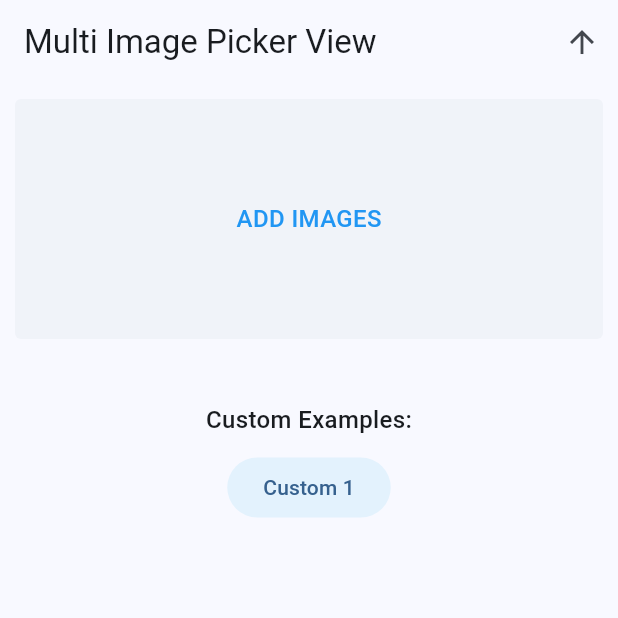
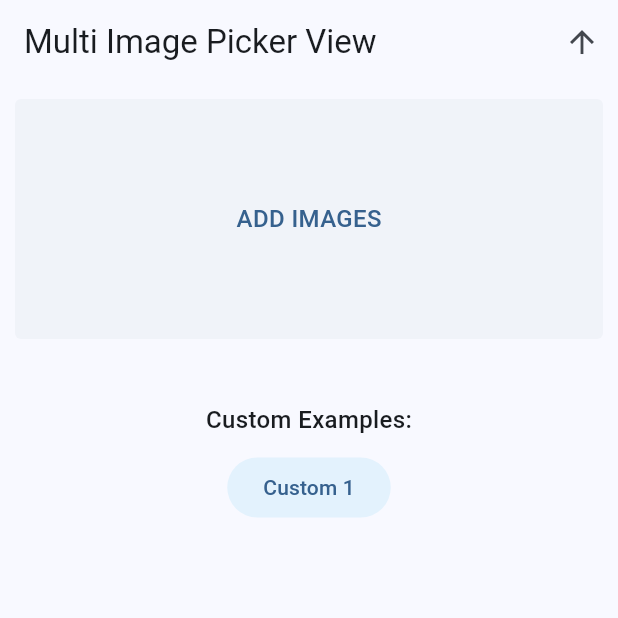
Before and after one commit to shubham16g/multi_image_picker_view, a Flutter app: the screen it shows after launch, on a phone screen of 412 x 824 dp, the top half of it. Run offline on Flutter 3.47's test engine with Material 2 defaults, Android fonts, the phone set to English and light mode, and no system bars; our stand-ins replace file_picker; missing offline and left inert: flutter_reorderable_grid_view.

Commit message:
feat: :lipstick: Change hardc oded blue color to theme primary color to match with app theme

```diff
--- a/example/lib/custom/custom_1.dart
+++ b/example/lib/custom/custom_1.dart
@@ -52,14 +52,15 @@ class _Custom1State extends State<Custom1> {
             child: Center(
               child: TextButton(
                 style: TextButton.styleFrom(
-                  backgroundColor: Colors.blue.withOpacity(0.2),
+                  backgroundColor:
+                      Theme.of(context).primaryColor.withOpacity(0.2),
                   shape: CircleBorder(),
                 ),
                 child: Padding(
                   padding: const EdgeInsets.all(10),
                   child: Icon(
                     Icons.add,
-                    color: Colors.blue,
+                    color: Theme.of(context).primaryColor,
                     size: 30,
                   ),
                 ),
--- a/lib/src/multi_image_picker_view.dart
+++ b/lib/src/multi_image_picker_view.dart
@@ -71,8 +71,8 @@ class _MultiImagePickerViewState extends State<MultiImagePickerView> {
                     child: Center(
                       child: Text(
                         widget.addMoreButtonTitle ?? 'Add More',
-                        style: const TextStyle(
-                            color: Colors.blue,
+                        style: TextStyle(
+                            color: Theme.of(context).primaryColor,
                             fontWeight: FontWeight.w500,
                             fontSize: 16),
                       ),
@@ -98,8 +98,8 @@ class _MultiImagePickerViewState extends State<MultiImagePickerView> {
                 borderRadius: BorderRadius.circular(4),
                 child: Center(
                   child: Text(widget.addButtonTitle ?? 'ADD IMAGES',
-                      style: const TextStyle(
-                          color: Colors.blue,
+                      style: TextStyle(
+                          color: Theme.of(context).primaryColor,
                           fontWeight: FontWeight.w500,
                           fontSize: 16)),
                 ),
```
Also changed, not shown: example/pubspec.lock.
